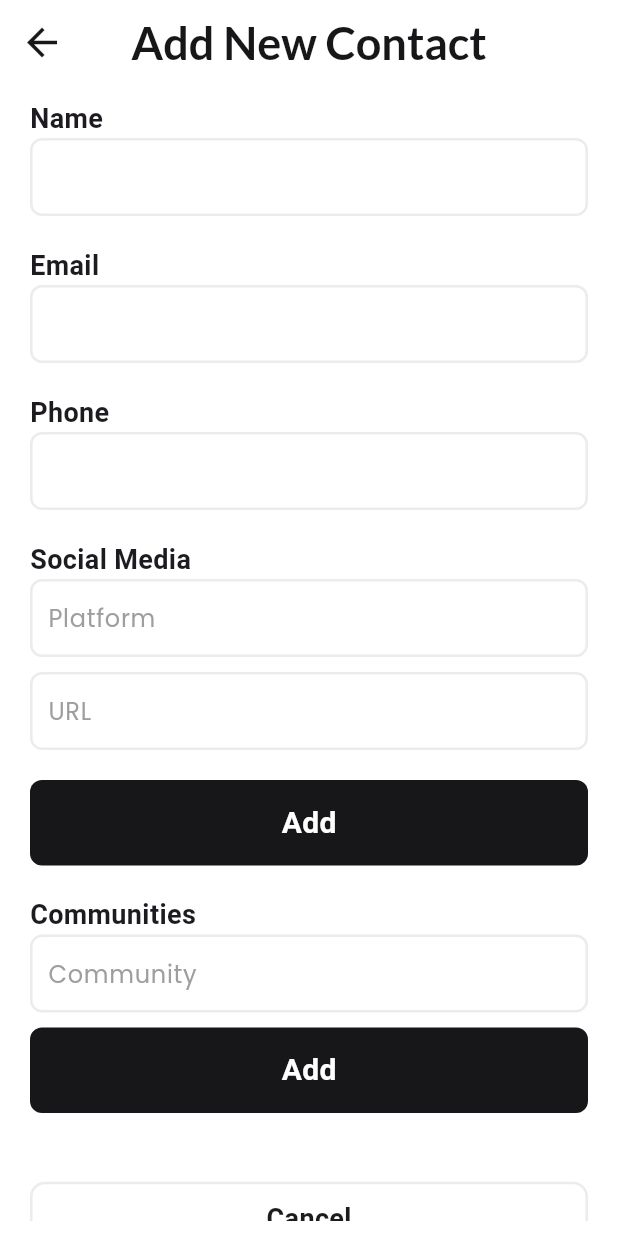
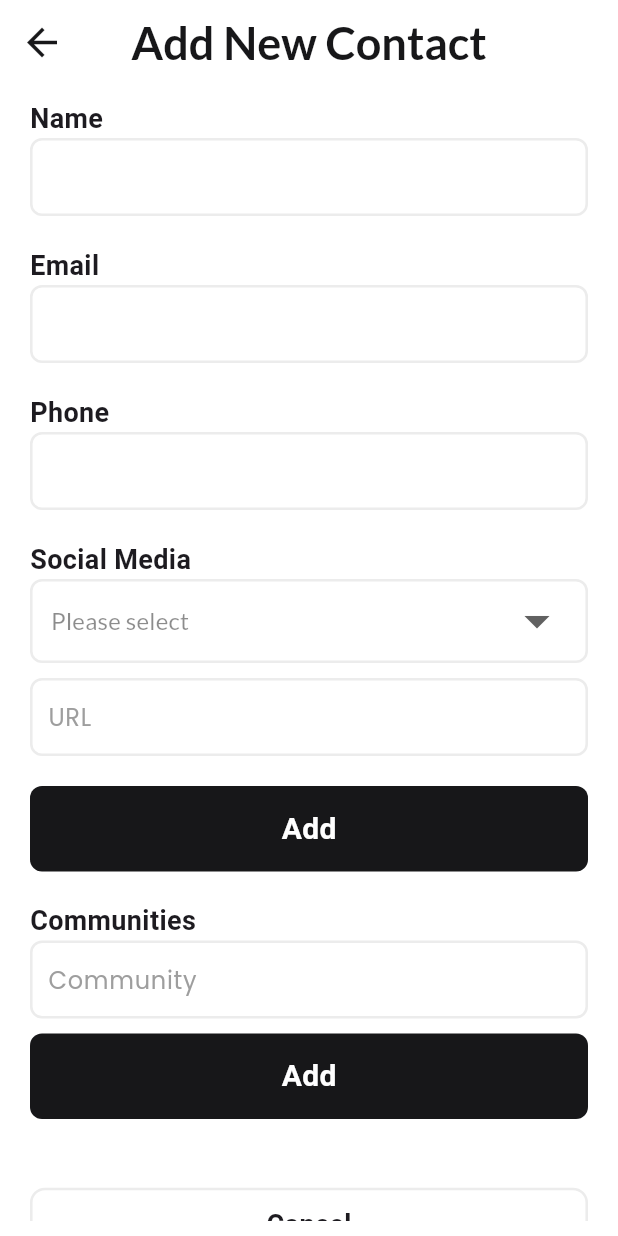
Before and after one commit to RRKawchar/contact_management, a Flutter app: the screen it shows after launch, after a tap on "Add Contact", on a phone screen of 412 x 824 dp. Run offline on Flutter 3.47's test engine with Material 3 defaults, Android fonts, the phone set to English and light mode, and no system bars; our stand-ins replace cloud_firestore, firebase_core, flutter_svg, fluttertoast, get, google_fonts; accounts and stored records are empty.

Commit message:
save data in firestore

```diff
--- a/lib/main.dart
+++ b/lib/main.dart
@@ -1,10 +1,25 @@
+import 'dart:io';
+
 import 'package:contact_management/src/core/theme/app_theme.dart';
 import 'package:contact_management/src/core/utils/app_constants.dart';
 import 'package:contact_management/src/features/contact/view/page/contact_page.dart';
+import 'package:firebase_core/firebase_core.dart';
 import 'package:flutter/material.dart';
 import 'package:get/get.dart';
 
-void main() {
+Future<void> main() async{
+  WidgetsFlutterBinding.ensureInitialized();
+  Platform.isAndroid?
+  await Firebase.initializeApp(
+    options: const FirebaseOptions(
+        apiKey: "AIzaSyCnoTzOoAqHCGE2ezXyNzvYEFUwLqiaXCA",
+        appId: "1:24090663699:android:7b88f749ee38fe9c1858e6",
+        messagingSenderId: "24090663699",
+        projectId: "contact-management-app-cce62",
+    )
+  ):
+  await Firebase.initializeApp();
+
   runApp(const MyApp());
 }
 
--- a/lib/src/core/utils/color.dart
+++ b/lib/src/core/utils/color.dart
@@ -7,3 +7,6 @@ const kPrimaryColor=Color(0xFF171719);
 const kContainerColor=Color(0xFF3A4AAA);
 const kSocialMediaColor=Color(0xFF6D9BD0);
 const kGrey=Colors.grey;
+const kWaringColor=Color(0xFFff9966);
+const kErrorColor=Color(0xFFcc3300);
+const kSuccessColor=Color(0xFF339900);
--- a/lib/src/core/widgets/k_text_field.dart
+++ b/lib/src/core/widgets/k_text_field.dart
@@ -5,7 +5,7 @@ import 'package:google_fonts/google_fonts.dart';
 class KTextField extends StatelessWidget {
   final String? hintText;
   final VoidCallback? onTap;
-  final TextEditingController? controller;
+  final TextEditingController controller;
   final Function(String)? onChanged;
   final bool isTitleNeed;
   final String? titleText;
@@ -13,7 +13,7 @@ class KTextField extends StatelessWidget {
   const KTextField({
     super.key,
     this.hintText,
-    this.controller,
+    required this.controller,
     this.onTap,
     this.onChanged,
     this.isTitleNeed = false,
@@ -40,7 +40,7 @@ class KTextField extends StatelessWidget {
           decoration: InputDecoration(
             contentPadding:const EdgeInsets.symmetric(vertical: 14, horizontal: 8),
             isDense: true,
-            hintText: hintText ?? "",
+            hintText: hintText,
             hintStyle: GoogleFonts.poppins(color: kGrey, fontSize: 16),
             enabledBorder: OutlineInputBorder(
               borderRadius: BorderRadius.circular(8),
--- a/lib/src/features/contact/controller/contact_controller.dart
+++ b/lib/src/features/contact/controller/contact_controller.dart
@@ -1,27 +1,112 @@
+import 'package:cloud_firestore/cloud_firestore.dart';
+import 'package:contact_management/src/core/helper/helper_method.dart';
+import 'package:contact_management/src/core/service/show_dialog_service.dart';
+import 'package:contact_management/src/features/contact/model/contact_model.dart';
 import 'package:contact_management/src/features/contact/model/social_model.dart';
+import 'package:flutter/material.dart';
 import 'package:get/get.dart';
 import 'package:uuid/uuid.dart';
 
-class ContactController extends GetxController{
-  RxList<SocialModel> socialMediaList=<SocialModel>[].obs;
+class ContactController extends GetxController {
+  RxList<SocialModel> socialMediaList = <SocialModel>[].obs;
 
-  final uuid=Uuid().v6();
+  TextEditingController nameController = TextEditingController();
+  TextEditingController emailController = TextEditingController();
+  TextEditingController phoneController = TextEditingController();
+  TextEditingController communityController = TextEditingController();
+  TextEditingController urlController = TextEditingController();
 
 
-  addSocial({required String platform,required String url}){
-     try{
-       SocialModel socialModel=SocialModel(
+  FirebaseFirestore fireStoreDB=FirebaseFirestore.instance;
+
+  final uuid = const Uuid().v6();
+
+  var socialMedias = [
+    "Facebook",
+    "Instagram",
+    "Whatsapp",
+    "Twitter",
+    "LinkedIn",
+  ];
+
+  var selectedPlatform = ''.obs;
+
+  @override
+  void onInit() {
+    // TODO: implement onInit
+    super.onInit();
+  }
+
+
+  @override
+  void dispose() {
+    super.dispose();
+    nameController.dispose();
+    emailController.dispose();
+    phoneController.dispose();
+    urlController.dispose();
+    communityController.dispose();
+  }
+
+
+
+  void updateSelectedPlatform(String value) {
+    selectedPlatform.value = value;
+  }
+
+  addSocial({required String platform, required String url}) {
+    try {
+
+      if(selectedPlatform.value !="" && urlController.text.isNotEmpty){
+
+        if(socialMediaList.any((element)=>element.platform==platform)){
+          ShowDialogService.warningMessage("Platform '$platform' is already added.");
+        }else{
+          SocialModel socialModel = SocialModel(
             id: uuid,
             platform: platform,
             url: url,
           );
+          socialMediaList.add(socialModel);
+        }
 
-       socialMediaList.add(socialModel);
+      }else{
 
-       print("$socialMediaList");
+        ShowDialogService.warningMessage("Enter the social media content");
+
+      }
+
+      selectedPlatform.value="";
+       urlController.clear();
+    } catch (e) {
+      kPrint(e.toString());
+    }
+  }
+
+
+  Future<void> saveDataToFirebase()async{
+    try{
+
+      ContactModel contactModel=ContactModel(
+        id: uuid,
+        name: nameController.text,
+        email: emailController.text,
+        phone: phoneController.text,
+        socialMedia: socialMediaList,
+        community: communityController.text
+      );
+
+      await fireStoreDB.collection("contacts").doc(uuid).set(
+          contactModel.toJson()
+      );
 
     }catch(e){
-       print(e.toString());
+      kPrint("Error while save data to firebase : $e");
+      throw "Error while save data to firebase : $e";
     }
+
   }
+
+
+
 }
--- /dev/null
+++ b/lib/src/features/contact/model/contact_model.dart
@@ -0,0 +1,52 @@
+import 'social_model.dart';
+
+class ContactModel {
+  String? id;
+  String? name;
+  String? email;
+  String? phone;
+  List<SocialModel>? socialMedia;
+  String? community;
+
+  ContactModel({
+    this.id,
+    this.name,
+    this.email,
+    this.phone,
+    this.socialMedia,
+    this.community,
+  });
+
+  ContactModel.fromJson(Map<String, dynamic> json) {
+    id = json['id'];
+    name = json['name'];
+    email = json['email'];
+    phone = json['phone'];
+
+    if (json['socialMedia'] != null) {
+      socialMedia = (json['socialMedia'] as List)
+          .map((item) => SocialModel.fromJson(item))
+          .toList();
+    } else {
+      socialMedia = null;
+    }
+
+    community = json['community'];
+  }
+
+  Map<String, dynamic> toJson() {
+    final Map<String, dynamic> data = <String, dynamic>{};
+    data['id'] = id;
+    data['name'] = name;
+    data['email'] = email;
+    data['phone'] = phone;
+    if (socialMedia != null) {
+      data['socialMedia'] = socialMedia?.map((item) => item.toJson()).toList();
+    } else {
+      data['socialMedia'] = null;
+    }
+
+    data['community'] = community;
+    return data;
+  }
+}
--- a/lib/src/features/contact/model/social_model.dart
+++ b/lib/src/features/contact/model/social_model.dart
@@ -1,18 +1,23 @@
+import 'package:flutter/cupertino.dart';
+
 class SocialModel {
   String? id;
   String? url;
   String? platform;
+  String? icon;
 
   SocialModel({
     this.id,
     this.url,
     this.platform,
+    this.icon
   });
 
   SocialModel.fromJson(Map<String, dynamic> json) {
     id = json['id'];
     url = json['url'];
     platform = json['platform'];
+    icon = json['icon'];
   }
 
   Map<String, dynamic> toJson() {
@@ -20,6 +25,7 @@ class SocialModel {
     data['id'] = id;
     data['url'] = url;
     data['platform'] = platform;
+    data['icon'] = icon;
     return data;
   }
 }
--- a/lib/src/features/contact/view/page/add_contact_page.dart
+++ b/lib/src/features/contact/view/page/add_contact_page.dart
@@ -3,21 +3,18 @@ import 'package:contact_management/src/core/utils/color.dart';
 import 'package:contact_management/src/core/widgets/k_primary_button.dart';
 import 'package:contact_management/src/core/widgets/k_text_field.dart';
 import 'package:contact_management/src/features/contact/controller/contact_controller.dart';
+import 'package:contact_management/src/features/contact/view/widgets/drop_down_form_field.dart';
+import 'package:contact_management/src/features/contact/view/widgets/social_media_card.dart';
 import 'package:flutter/material.dart';
 import 'package:get/get.dart';
-import 'package:google_fonts/google_fonts.dart';
 
 class AddContactPage extends StatelessWidget {
   const AddContactPage({super.key});
 
   @override
   Widget build(BuildContext context) {
-    ContactController contactController=Get.put(ContactController());
+    ContactController contactController = Get.put(ContactController());
 
-    final TextEditingController platform=TextEditingController();
-    final TextEditingController urlController=TextEditingController();
-
-    RxBool isAddSocial = false.obs;
     return Scaffold(
       appBar: AppBar(
         title: Text(
@@ -30,17 +27,20 @@ class AddContactPage extends StatelessWidget {
         child: SingleChildScrollView(
           child: Column(
             children: [
-              const KTextField(
+              KTextField(
+                controller: contactController.nameController,
                 titleText: "Name",
                 isTitleNeed: true,
               ),
               const SizedBox(height: 20),
-              const KTextField(
+              KTextField(
+                controller: contactController.emailController,
                 titleText: "Email",
                 isTitleNeed: true,
               ),
               const SizedBox(height: 20),
-              const KTextField(
+              KTextField(
+                controller: contactController.phoneController,
                 titleText: "Phone",
                 isTitleNeed: true,
               ),
@@ -53,59 +53,16 @@ class AddContactPage extends StatelessWidget {
                   ),
                 ],
               ),
+              const SocialMediaCard(),
               Obx(
-                () => isAddSocial.value?Container(
-                  padding: EdgeInsets.only(left: 10),
-                  decoration: BoxDecoration(
-                      borderRadius: BorderRadius.circular(20),
-                      border: Border(
-                        left: BorderSide(
-                          color: kGrey.withOpacity(0.2),
-                          width: 1.7,
-                        ),
-                        right: BorderSide(
-                          color: kGrey.withOpacity(0.2),
-                          width: 1.7,
-                        ),
-                        bottom: BorderSide(
-                          color: kGrey.withOpacity(0.2),
-                          width: 1.7,
-                        ),
-                        top: BorderSide(
-                          color: kGrey.withOpacity(0.2),
-                          width: 1.7,
-                        ),
-                      )),
-                  child: Row(
-                     mainAxisAlignment: MainAxisAlignment.spaceEvenly,
-                    children: [
-                      Icon(Icons.facebook,size: 40,color: Colors.black54,),
-                       SizedBox(width: 10),
-                       Column(
-                         crossAxisAlignment: CrossAxisAlignment.start,
-                         children: [
-                           Text("https://facebook.com") ,
-                           Text("Facebook") ,
-                         ],
-                       ),
-                       Spacer(),
-                      IconButton(onPressed: (){
-                      }, icon: Icon(Icons.edit,color: Colors.black45,)),
-                      IconButton(onPressed: (){
-                        isAddSocial.value=false;
-                      }, icon: Icon(Icons.close,color: Colors.black45,)),
-                    ],
-                  ),
-                ):Container(),
+                () => SizedBox(
+                  height: contactController.socialMediaList.isNotEmpty ? 10 : 0,
+                ),
               ),
-             Obx(()=> SizedBox(height:isAddSocial.value? 10:0),),
-               KTextField(
-                controller: platform,
-                hintText: "Platform",
-              ),
+              const DropDownFormField(),
               const SizedBox(height: 10),
-               KTextField(
-                controller: urlController,
+              KTextField(
+                controller: contactController.urlController,
                 hintText: "URL",
               ),
               const SizedBox(height: 20),
@@ -113,13 +70,17 @@ class AddContactPage extends StatelessWidget {
                 buttonText: 'Add',
                 fontSize: 20,
                 onTap: () {
-                  contactController.addSocial(platform: platform.text, url: urlController.text);
-                  isAddSocial.value=true;
+                  contactController.addSocial(
+                    platform: contactController.selectedPlatform.value,
+                    url: contactController.urlController.text,
+                  );
+
                 },
               ),
               const SizedBox(height: 20),
-              const KTextField(
+              KTextField(
                 isTitleNeed: true,
+                controller: contactController.communityController,
                 titleText: "Communities",
                 hintText: "Community",
               ),
@@ -156,15 +117,21 @@ class AddContactPage extends StatelessWidget {
                         width: 1.7,
                       ),
                     )),
-                child: const Text("Cancel",
-                    style:
-                        TextStyle(fontSize: 18, fontWeight: FontWeight.w600)),
+                child: const Text(
+                  "Cancel",
+                  style: TextStyle(
+                    fontSize: 18,
+                    fontWeight: FontWeight.w600,
+                  ),
+                ),
               ),
               const SizedBox(height: 10),
               KPrimaryButton(
                 buttonText: 'Add Contact',
                 fontSize: 20,
-                onTap: () {},
+                onTap: () {
+                  contactController.saveDataToFirebase();
+                },
               ),
             ],
           ),
--- a/lib/src/features/contact/view/page/contact_page.dart
+++ b/lib/src/features/contact/view/page/contact_page.dart
@@ -10,6 +10,7 @@ class ContactPage extends StatelessWidget {
 
   @override
   Widget build(BuildContext context) {
+    final TextEditingController _controller = TextEditingController();
     return GestureDetector(
       onTap: context.unFocus,
       child: Scaffold(
@@ -25,8 +26,9 @@ class ContactPage extends StatelessWidget {
             children: [
               Row(
                 children: [
-                  const Expanded(
+                   Expanded(
                       child: KTextField(
+                        controller: _controller,
                     hintText: "Search Contacts",
                   )),
                   const SizedBox(width: 12),
--- /dev/null
+++ b/lib/src/features/contact/view/widgets/drop_down_form_field.dart
@@ -0,0 +1,83 @@
+import 'package:contact_management/src/core/extensions/build_context_extensions.dart';
+import 'package:contact_management/src/core/utils/color.dart';
+import 'package:contact_management/src/features/contact/controller/contact_controller.dart';
+import 'package:flutter/material.dart';
+import 'package:get/get.dart';
+
+class DropDownFormField extends StatelessWidget {
+  const DropDownFormField({super.key});
+
+  @override
+  Widget build(BuildContext context) {
+    ContactController contactController = Get.put(ContactController());
+    return FormField<String>(
+      builder: (FormFieldState<String> state) {
+        return InputDecorator(
+          decoration: InputDecoration(
+            isDense: true,
+            contentPadding: const EdgeInsets.symmetric(
+              horizontal: 10,
+              vertical: 8,
+            ),
+            errorStyle: const TextStyle(
+              color: Colors.redAccent,
+              fontSize: 16.0,
+            ),
+            enabledBorder: OutlineInputBorder(
+              borderRadius: BorderRadius.circular(8),
+              borderSide: BorderSide(
+                color: Colors.grey.withOpacity(0.2),
+                width: 1.7,
+              ),
+            ),
+            border: OutlineInputBorder(
+              borderRadius: BorderRadius.circular(8),
+              borderSide: BorderSide(
+                color: Colors.grey.withOpacity(0.2),
+                width: 1.7,
+              ),
+            ),
+            focusedBorder: OutlineInputBorder(
+              borderRadius: BorderRadius.circular(8),
+              borderSide: BorderSide(
+                color: Colors.grey.withOpacity(0.2),
+                width: 1.7,
+              ),
+            ),
+          ),
+          isEmpty: contactController.selectedPlatform.value == '',
+          child: Obx(
+            () => DropdownButtonHideUnderline(
+              child: DropdownButton<String>(
+                dropdownColor: kBackgroundColor,
+                menuWidth: context.screenWidth / 3,
+                value: contactController.selectedPlatform.value.isEmpty
+                    ? null
+                    : contactController.selectedPlatform.value,
+                isDense: true,
+                iconSize: 40,
+                hint: const Text(
+                  'Please select',
+                  style: TextStyle(color: Colors.black45, fontSize: 16),
+                ),
+                onChanged: (String? newValue) {
+                  contactController.updateSelectedPlatform(newValue!);
+                  state.didChange(newValue);
+                },
+                items: contactController.socialMedias.map((String value) {
+                  return DropdownMenuItem<String>(
+                    value: value,
+                    child: Text(
+                      value,
+                      style: const TextStyle(fontSize: 18),
+                    ),
+                  );
+                }).toList(),
+              ),
+            ),
+          ),
+        );
+      },
+    );
+  }
+}
```
Also changed, not shown: lib/src/core/helper/helper_method.dart (added, +7 -0 lines), lib/src/core/service/show_dialog_service.dart (added, +41 -0 lines), lib/src/core/utils/assets_path.dart (added, +7 -0 lines), lib/src/features/contact/view/widgets/social_media_card.dart (added, +96 -0 lines), pubspec.yaml (+7 -2 lines), assets/icon/facebook.svg (added), assets/icon/instagram.svg (added), assets/icon/linkedin.svg (added), assets/icon/twitter.svg (added), assets/icon/whatsapp.svg (added), pubspec.lock, 9 other files. Lines whose indentation alone changed are shown as unchanged.
